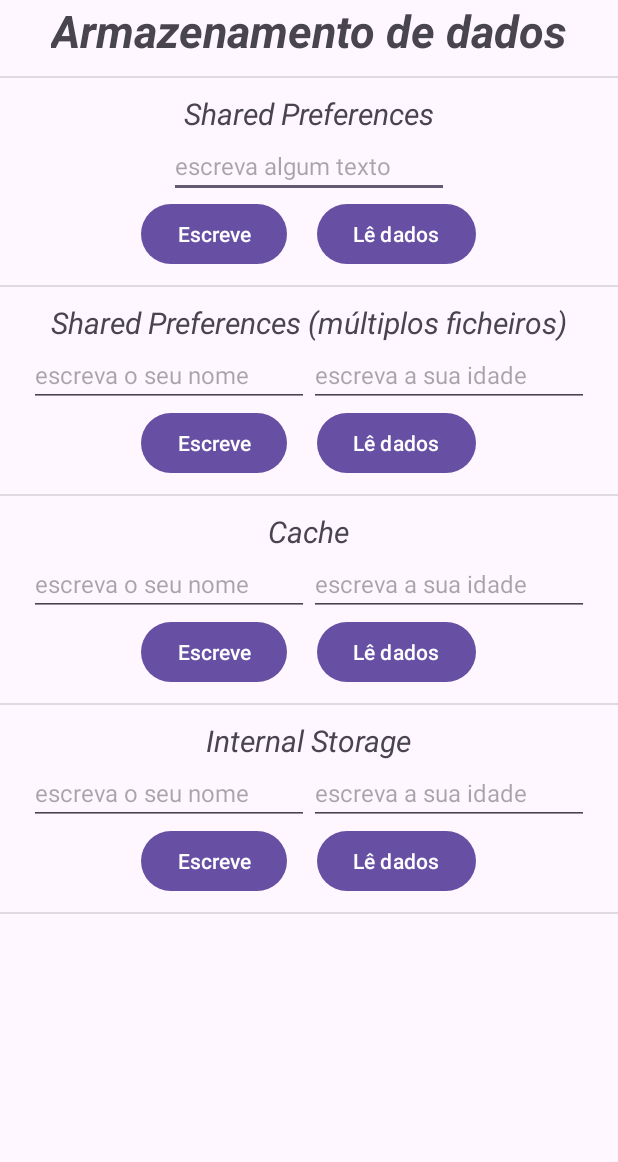
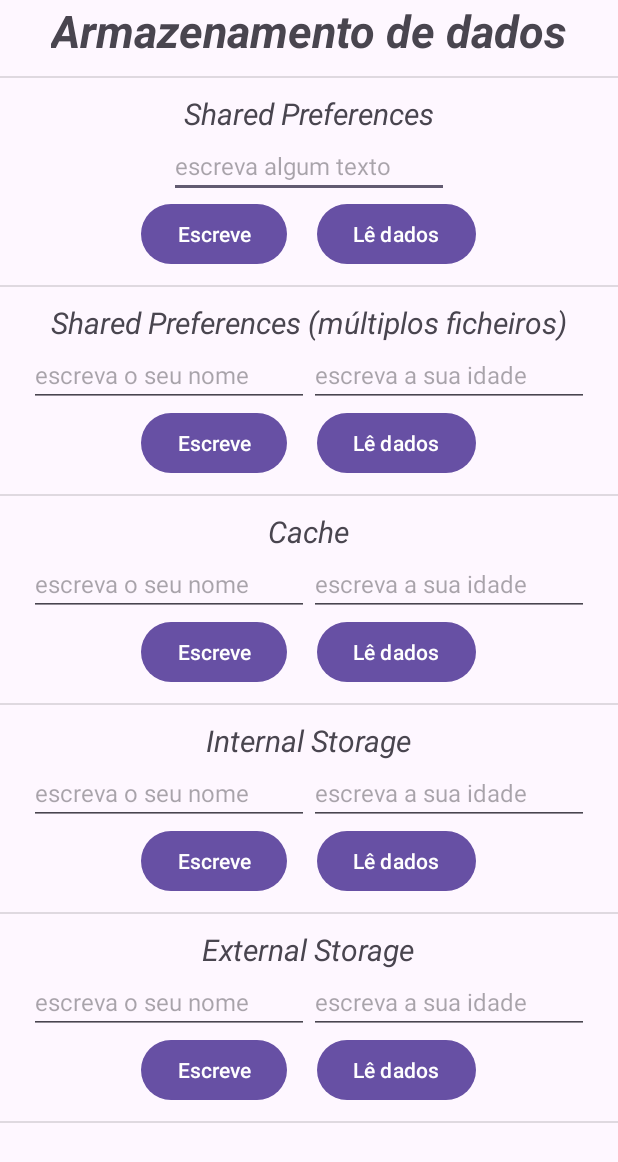
Before and after one commit to IPT-MEI-DAMA-2024-2025/storage, an Android app: the screen it shows after launch (MainActivity), on a phone screen of 412 x 824 dp. Shown: the top 1162 px of the screen. Run offline under Robolectric (Android 15) with nearby library versions, the phone set to English and light mode, and no system bars.

Commit message:
External Storage

```diff
--- a/app/src/main/res/layout/activity_main.xml
+++ b/app/src/main/res/layout/activity_main.xml
@@ -177,10 +177,56 @@
 
 
 
+    <!-- Tarefa 5 - External Storage -->
+    <LinearLayout style="@style/contentor_geral">
 
+        <View style="@style/linha_separacao" />
+
+        <TextView
+            style="@style/titulo_seccao"
+            android:text="@string/external_storage" />
+
+        <LinearLayout style="@style/contentor_horizontal">
+
+            <EditText
+                android:id="@+id/editText5a"
+                style="@style/editText"
+                android:hint="@string/sharedPreferencesNome"
+                android:inputType="text"
+                android:text="" />
+
+            <EditText
+                android:id="@+id/editText5b"
+                style="@style/editText"
+                android:hint="@string/sharedPreferencesIdade"
+                android:inputType="number"
+                android:text="" />
+        </LinearLayout>
+
+        <LinearLayout style="@style/contentor_horizontal">
+
+            <Button
+                android:id="@+id/btWrite5"
+                style="@style/button"
+                android:layout_marginRight="10dp"
+                android:text="@string/btWrite" />
+
+            <Button
+                android:id="@+id/btRead5"
+                style="@style/button"
+                android:layout_marginLeft="10dp"
+                android:text="@string/btRead" />
+        </LinearLayout>
+    </LinearLayout>
 
 
 
     <View style="@style/linha_separacao" />
 
+
+<TextView
+    android:id="@+id/textMsgErro"
+    android:layout_width="wrap_content"
+    android:layout_height="wrap_content"
+    />
 </LinearLayout>
--- a/app/src/main/res/values/strings.xml
+++ b/app/src/main/res/values/strings.xml
@@ -5,6 +5,7 @@
     <string name="shared_preferencesMultiFich">Shared Preferences (múltiplos ficheiros)</string>
     <string name="Cache">Cache</string>
     <string name="internal_storage">Internal Storage</string>
+    <string name="external_storage">External Storage</string>
     <string name="sharedPrefencesEditText">escreva algum texto</string>
     <string name="sharedPreferencesNome">escreva o seu nome</string>
     <string name="sharedPreferencesIdade">escreva a sua idade</string>
@@ -13,6 +14,8 @@
     <string name="dados_guardados">Dados guardados</string>
     <string name="txt_vazio">Não encontrei nada</string>
     <string name="cache_vazia">Cache vazia</string>
+    <string name="escritaErradaCache">Não consegui escrever na Cache</string>
     <string name="internal_storage_vazia">A internal storage está vazia</string>
-    <string name="escritaErradaCache">Não consegui escrever na Cache</string>
+    <string name="external_storage_vazia">A external storage está vazia</string>
+    <string name="escritaErradaExternalStorage">Não consegui escrever na ExternalStorage</string>
 </resources>
```
Also changed, not shown: app/src/main/AndroidManifest.xml (+7 -0 lines), app/src/main/java/pt/ipt/dama/storage/MainActivity.kt (+88 -8 lines).
